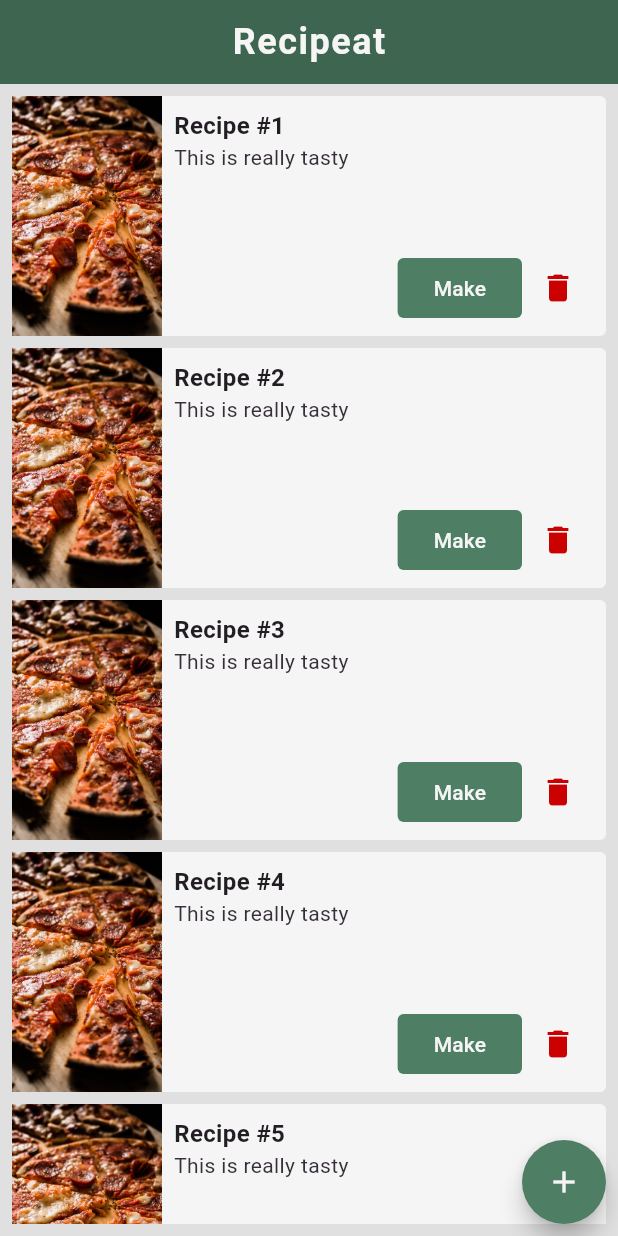
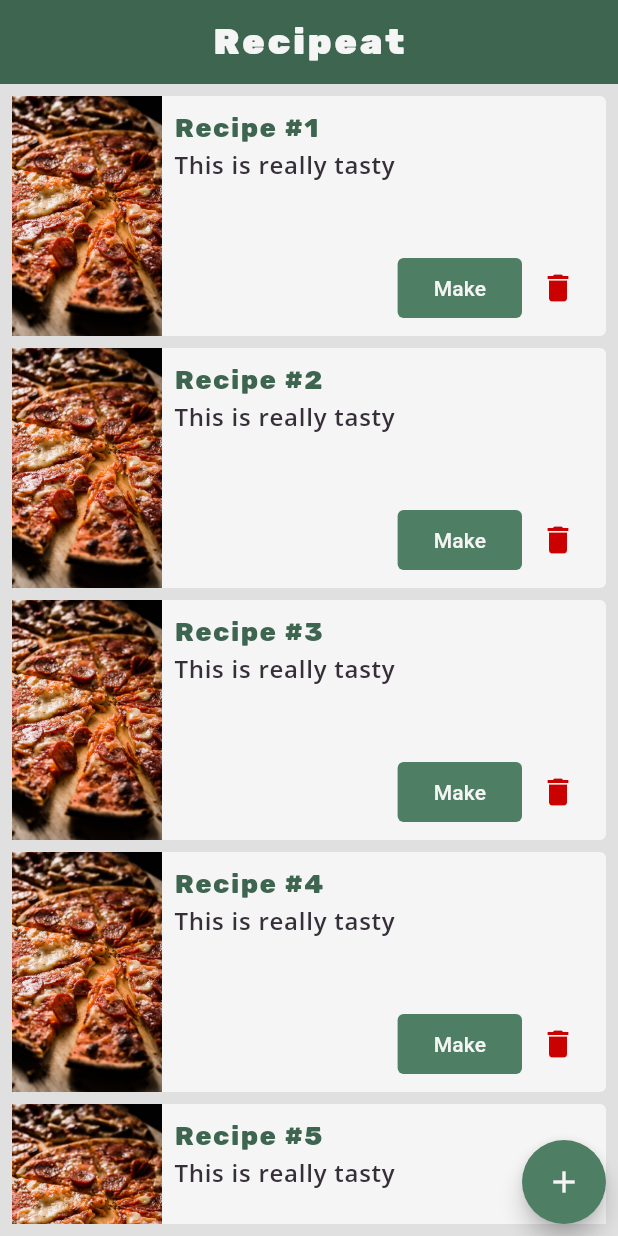
Before and after one commit to disasterisk-dev/recipe_app, a Flutter app: the screen it shows after launch, on a phone screen of 412 x 824 dp. Run offline on Flutter 3.47's test engine with Material 3 defaults, Android fonts, the phone set to English and light mode, and no system bars; our stand-ins replace firebase_core, google_fonts; accounts and stored records are empty.

Commit message:
Styled text widgets

```diff
--- a/lib/components/header_text.dart
+++ b/lib/components/header_text.dart
@@ -10,11 +10,7 @@ class HeaderText extends StatelessWidget {
   Widget build(BuildContext context) {
     return Text(
       text,
-      style: TextStyle(
-        fontWeight: FontWeight.w600,
-        fontSize: 16,
-        color: AppColors.bold,
-      ),
+      style: Theme.of(context).textTheme.headlineMedium,
     );
   }
 }
--- /dev/null
+++ b/lib/components/text_widgets.dart
@@ -0,0 +1,86 @@
+import 'package:flutter/material.dart';
+import 'package:google_fonts/google_fonts.dart';
+import 'package:recipe_app/theme.dart';
+
+class BodyText extends StatelessWidget {
+  const BodyText(this.text, {super.key});
+
+  final String text;
+
+  @override
+  Widget build(BuildContext context) {
+    return Text(
+      text,
+      style: GoogleFonts.openSans(
+        textStyle: TextStyle(
+          color: AppColors.bold,
+          fontSize: 16,
+          letterSpacing: 0.5,
+        ),
+      ),
+    );
+  }
+}
+
+class SubheadingText extends StatelessWidget {
+  const SubheadingText(this.text, {super.key});
+
+  final String text;
+
+  @override
+  Widget build(BuildContext context) {
+    return Text(
+      text,
+      style: GoogleFonts.openSans(
+        textStyle: TextStyle(
+          color: AppColors.boldMuted,
+          fontWeight: FontWeight.w600,
+          fontSize: 16,
+          letterSpacing: 0.5,
+        ),
+      ),
+    );
+  }
+}
+
+class HeadingText extends StatelessWidget {
+  const HeadingText(this.text, {super.key});
+
+  final String text;
+
+  @override
+  Widget build(BuildContext context) {
+    return Text(
+      text,
+      style: GoogleFonts.rubik(
+        textStyle: TextStyle(
+          color: AppColors.brand,
+          fontWeight: FontWeight.w800,
+          fontSize: 18,
+          letterSpacing: 1,
+        ),
+      ),
+    );
+  }
+}
+
+class TitleText extends StatelessWidget {
+  const TitleText(this.text, {super.key});
+
+  final String text;
+
+  @override
+  Widget build(BuildContext context) {
+    return Text(
+      text,
+      style: GoogleFonts.rubik(
+        textStyle: TextStyle(
+          color: AppColors.inverse,
+          fontWeight: FontWeight.w900,
+          fontSize: 24,
+          letterSpacing: 2,
+        ),
+      ),
+    );
+  }
+}
--- a/lib/home.dart
+++ b/lib/home.dart
@@ -1,6 +1,6 @@
 import 'package:flutter/material.dart';
 import 'package:recipe_app/components/corner_button.dart';
-import 'package:recipe_app/components/title_text.dart';
+import 'package:recipe_app/components/text_widgets.dart';
 import 'package:recipe_app/recipe_card.dart';
 
 class Home extends StatelessWidget {
@@ -9,9 +9,7 @@ class Home extends StatelessWidget {
   @override
   Widget build(BuildContext context) {
     return Scaffold(
-      appBar: AppBar(
-        title: const TitleText("Recipeat"),
-      ),
+      appBar: AppBar(title: const TitleText("Recipeat")),
       body: Stack(
         children: [
           Container(
--- a/lib/recipe_card.dart
+++ b/lib/recipe_card.dart
@@ -1,6 +1,6 @@
 import 'package:flutter/material.dart';
-import 'package:recipe_app/components/header_text.dart';
 import 'package:recipe_app/components/styled_button.dart';
+import 'package:recipe_app/components/text_widgets.dart';
 import 'package:recipe_app/theme.dart';
 
 class RecipeCard extends StatelessWidget {
@@ -45,11 +45,8 @@ class RecipeCard extends StatelessWidget {
                 child: Column(
                   crossAxisAlignment: CrossAxisAlignment.start,
                   children: [
-                    HeaderText(title),
-                    Text(
-                      description,
-                      style: TextStyle(color: AppColors.boldMuted),
-                    ),
+                    HeadingText(title),
+                    SubheadingText(description),
                     const Expanded(child: SizedBox()),
                     Row(
                       mainAxisAlignment: MainAxisAlignment.end,
--- a/pubspec.yaml
+++ b/pubspec.yaml
@@ -36,6 +36,7 @@ dependencies:
   # Use with the CupertinoIcons class for iOS style icons.
   cupertino_icons: ^1.0.6
   firebase_core: ^3.4.0
+  google_fonts: ^6.2.1
 
 dev_dependencies:
   flutter_test:
```
Also changed, not shown: pubspec.lock, 2 other files.
